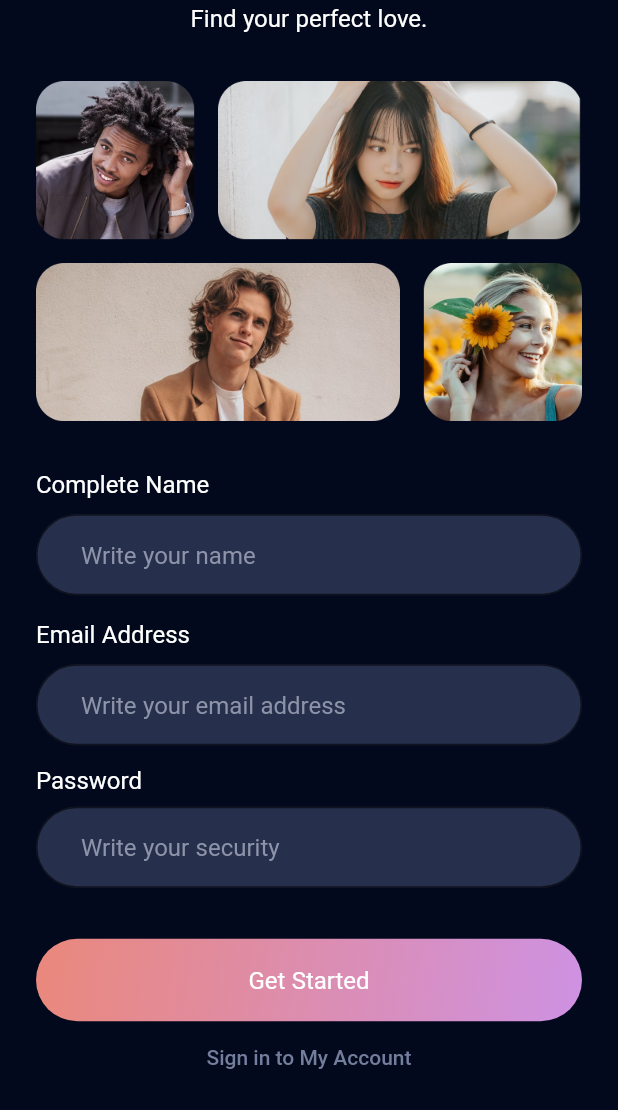
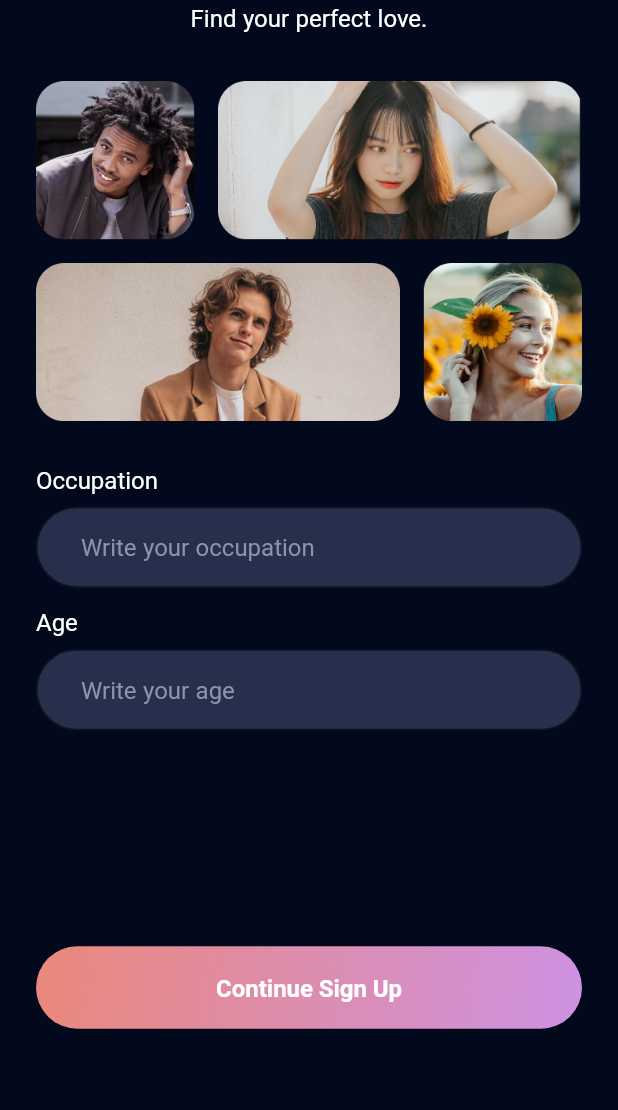
Before and after one commit to msarifin29/tinder-clone, a Flutter app: the screen it shows after launch, after a tap on "Get Started", on a phone screen of 412 x 824 dp, the part 126-1236 px from its top. Run offline on Flutter 3.47's test engine with Material 2 defaults, Android fonts, the phone set to English and light mode, and no system bars; our stand-ins replace google_fonts.

Commit message:
feat : final sign up screen

```diff
--- a/lib/main.dart
+++ b/lib/main.dart
@@ -2,8 +2,10 @@ import 'package:flutter/material.dart';
 
 import 'src/app_screen.dart';
 
-void main() {
-  runApp(const MyApp());
+void main() async {
+  runApp(
+    const MyApp(),
+  );
 }
 
 class MyApp extends StatelessWidget {
--- a/lib/src/app_screen.dart
+++ b/lib/src/app_screen.dart
@@ -1,5 +1,7 @@
 import 'package:flutter/material.dart';
+import 'package:tinder_clone/src/features/auth/presentation/sign_up_age_and_job_screen.dart';
 import 'package:tinder_clone/src/features/auth/presentation/sign_up_screen.dart';
+import 'package:tinder_clone/src/features/auth/presentation/sign_up_upload_photo_screen.dart';
 
 import 'theme_manager/theme_data.dart';
 
@@ -13,8 +15,14 @@ class AppScreen extends StatelessWidget {
     return MaterialApp(
       debugShowCheckedModeBanner: false,
       theme: getAplicationTheme(),
-      routes: const {},
-      home: const SignUpScreen(),
+      initialRoute: "/",
+      routes: {
+        "/": (context) => const SignUpScreen(),
+        SignUpAgeAndJobScreen.routeName: (context) =>
+            const SignUpAgeAndJobScreen(),
+        SignUpUploadPhotoScreen.routeName: (context) =>
+            const SignUpUploadPhotoScreen()
+      },
     );
   }
 }
--- a/lib/src/common_widgets/custom_button.dart
+++ b/lib/src/common_widgets/custom_button.dart
@@ -1,5 +1,6 @@
 // ignore_for_file: public_member_api_docs, sort_constructors_first
 import 'package:flutter/material.dart';
+import 'package:tinder_clone/src/theme_manager/font_manager.dart';
 
 import '../theme_manager/font_style_manager.dart';
 import '../theme_manager/sizes.dart';
@@ -35,7 +36,9 @@ class CustomButton extends StatelessWidget {
         alignment: Alignment.center,
         child: Text(
           text,
-          style: getWhiteTextStyle(),
+          style: getWhiteTextStyle(
+            fontWeight: FontManager.semiBold,
+          ),
         ),
       ),
     );
--- /dev/null
+++ b/lib/src/features/auth/presentation/sign_up_age_and_job_screen.dart
@@ -0,0 +1,69 @@
+import 'package:flutter/material.dart';
+
+import '../../../common_widgets/custom_button.dart';
+import '../../../common_widgets/custom_form_widget.dart';
+import '../../../common_widgets/hero_image.dart';
+import '../../../common_widgets/logo_and_tag_widget.dart';
+import '../../../theme_manager/sizes.dart';
+import 'sign_up_upload_photo_screen.dart';
+
+class SignUpAgeAndJobScreen extends StatefulWidget {
+  static const String routeName = "/sign-up-age-and-job";
+  const SignUpAgeAndJobScreen({super.key});
+
+  @override
+  State<SignUpAgeAndJobScreen> createState() => _SignUpAgeAndJobScreenState();
+}
+
+class _SignUpAgeAndJobScreenState extends State<SignUpAgeAndJobScreen> {
+  final ocupationController = TextEditingController();
+  final ageController = TextEditingController();
+
+  @override
+  void dispose() {
+    ocupationController.clear();
+    ageController.clear();
+    super.dispose();
+  }
+
+  @override
+  Widget build(BuildContext context) {
+    return Scaffold(
+      body: SingleChildScrollView(
+        child: Padding(
+          padding: const EdgeInsets.symmetric(
+            vertical: Sizes.s50,
+            horizontal: Sizes.s24,
+          ),
+          child: Column(
+            children: [
+              const LogoAndTagWidget(),
+              const HeroImage(),
+              CustomFormWidget(
+                label: "Occupation",
+                hintText: "Write your occupation",
+                controller: ocupationController,
+              ),
+              CustomFormWidget(
+                label: "Age",
+                hintText: "Write your age",
+                controller: ageController,
+              ),
+              const SizedBox(
+                height: 130.0,
+              ),
+              CustomButton(
+                text: "Continue Sign Up",
+                onTap: () {
+                  Navigator.of(context).pushNamed(
+                    SignUpUploadPhotoScreen.routeName,
+                  );
+                },
+              ),
+            ],
+          ),
+        ),
+      ),
+    );
+  }
+}
--- a/lib/src/features/auth/presentation/sign_up_screen.dart
+++ b/lib/src/features/auth/presentation/sign_up_screen.dart
@@ -2,6 +2,7 @@ import 'package:flutter/material.dart';
 import 'package:tinder_clone/src/common_widgets/custom_form_widget.dart';
 import 'package:tinder_clone/src/common_widgets/custom_text_button.dart';
 import 'package:tinder_clone/src/common_widgets/hero_image.dart';
+import 'package:tinder_clone/src/features/auth/presentation/sign_up_age_and_job_screen.dart';
 import 'package:tinder_clone/src/theme_manager/sizes.dart';
 
 import '../../../common_widgets/custom_button.dart';
@@ -59,7 +60,11 @@ class _SignUpScreenState extends State<SignUpScreen> {
               ),
               CustomButton(
                 text: "Get Started",
-                onTap: () {},
+                onTap: () {
+                  Navigator.of(context).pushNamed(
+                    SignUpAgeAndJobScreen.routeName,
+                  );
+                },
               ),
               CustomTextButton(onPressed: () {}, text: "Sign in to My Account"),
             ],
--- a/lib/src/theme_manager/sizes.dart
+++ b/lib/src/theme_manager/sizes.dart
@@ -3,6 +3,7 @@ class Sizes {
   static const double s4 = 4.0;
   static const double s6 = 6.0;
   static const double s8 = 8.0;
+  static const double s10 = 10.0;
   static const double s12 = 12.0;
   static const double s14 = 14.0;
   static const double s15 = 15.0;
```
Also changed, not shown: lib/src/common_widgets/image_profile.dart (added, +49 -0 lines), lib/src/features/auth/presentation/sign_up_upload_photo_screen.dart (added, +65 -0 lines).
